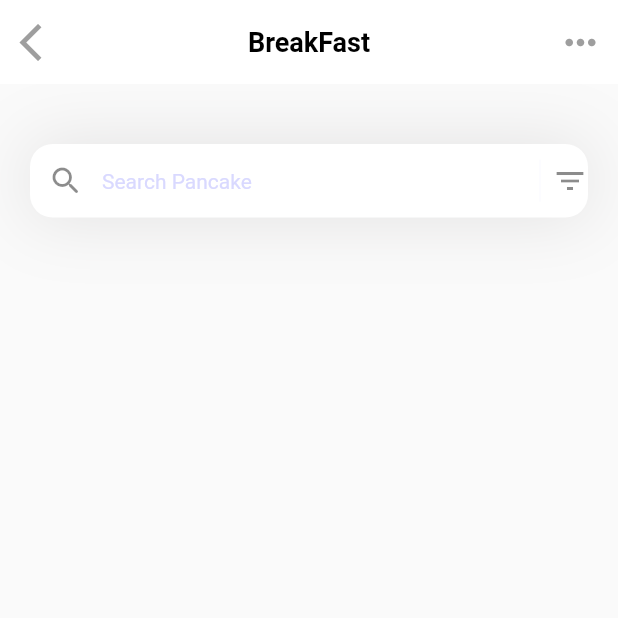
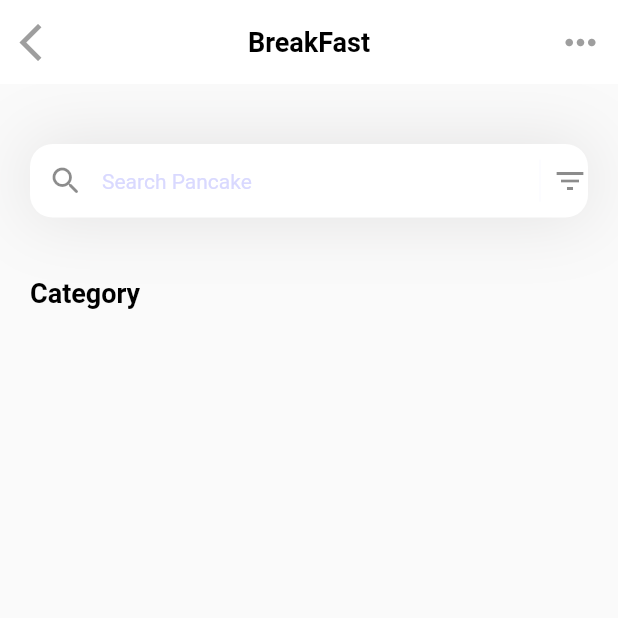
Before and after one commit to SabaFadhl/fitness, a Flutter app: the screen it shows after launch, on a phone screen of 412 x 824 dp, the top half of it. Run offline on Flutter 3.47's test engine with Material 3 defaults, Android fonts, the phone set to English and light mode, and no system bars.

Commit message:
feat: category text

```diff
--- a/lib/pages/home.dart
+++ b/lib/pages/home.dart
@@ -37,6 +37,7 @@ class HomePage extends StatelessWidget {
         ],
       ),
       body:Column(
+        crossAxisAlignment: CrossAxisAlignment.start,
         children: [
           Container(
             margin: EdgeInsets.only(top: 40,left: 20,right: 20),
@@ -82,6 +83,21 @@ class HomePage extends StatelessWidget {
 
               ),
             ),
+          ),
+          SizedBox(height: 40,),
+          Column(
+            children: [
+              Padding(
+                padding: const EdgeInsets.only(left: 20),
+                child: Text('Category',
+                style: TextStyle(
+                  color: Colors.black,
+                  fontSize: 18,
+                  fontWeight: FontWeight.w600,
+
+                ),),
+              )
+            ],
           )
         ],
       ) ,
```
